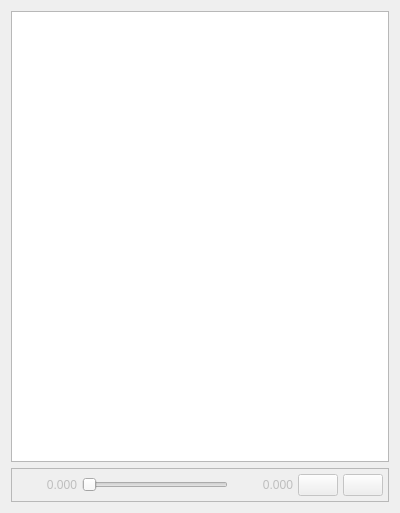
Old version of the form tesseract_widgets/joint_trajectory/include/tesseract_widgets/joint_trajectory/joint_trajectory_widget.ui in the repository tesseract-robotics/tesseract_gui.
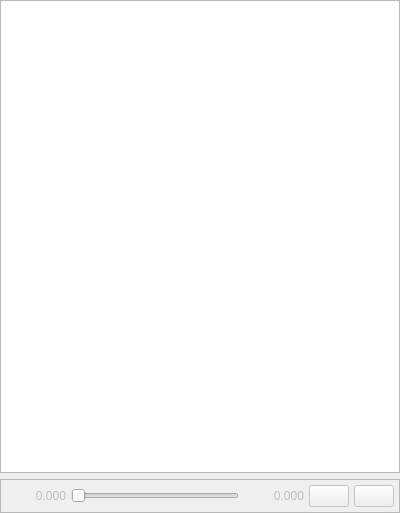
New version of the form. Icons and pictures are not drawn.

```diff
--- a/tesseract_widgets/joint_trajectory/include/tesseract_widgets/joint_trajectory/joint_trajectory_widget.ui
+++ b/tesseract_widgets/joint_trajectory/include/tesseract_widgets/joint_trajectory/joint_trajectory_widget.ui
@@ -14,6 +14,18 @@
    <string>Joint Trajectory Widget</string>
   </property>
   <layout class="QVBoxLayout" name="verticalLayout">
+   <property name="leftMargin">
+    <number>0</number>
+   </property>
+   <property name="topMargin">
+    <number>0</number>
+   </property>
+   <property name="rightMargin">
+    <number>0</number>
+   </property>
+   <property name="bottomMargin">
+    <number>0</number>
+   </property>
    <item>
     <widget class="QTreeView" name="trajectoryTreeView">
      <property name="selectionMode">
```
